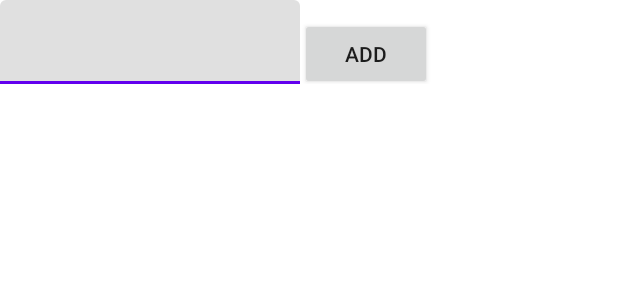
After one commit to carbaj03/ComposePatterns, an Android app built with Jetpack Compose: the layout main.xml on its own in the app's theme, with its tools: preview values and no code run, on a phone screen of 412 x 824 dp. The commit adds this screen. Shown: the top 300 px of the screen. Run offline under Robolectric (Android 15) with nearby library versions, the phone set to English and light mode, and no system bars.

Commit message:
Final implementation

```diff
--- a/app/build.gradle
+++ b/app/build.gradle
@@ -35,6 +35,7 @@ android {
         useIR = true
     }
     buildFeatures {
+        viewBinding true
         compose true
     }
     composeOptions {
@@ -53,6 +54,7 @@ dependencies {
     implementation "androidx.compose.ui:ui-tooling:$compose_version"
     implementation 'androidx.lifecycle:lifecycle-runtime-ktx:2.3.1'
     implementation 'androidx.activity:activity-compose:1.3.0-alpha07'
+
     testImplementation 'junit:junit:4.+'
     androidTestImplementation 'androidx.test.ext:junit:1.1.2'
     androidTestImplementation 'androidx.test.espresso:espresso-core:3.3.0'
--- /dev/null
+++ b/app/src/main/java/com/acv/mvp/domain/Task.kt
@@ -0,0 +1,6 @@
+package com.acv.mvp.domain
+
+data class Task(
+    val id: Int,
+    val task: String,
+)
--- /dev/null
+++ b/app/src/main/java/com/acv/mvp/domain/Tasks.kt
@@ -0,0 +1,5 @@
+package com.acv.mvp.domain
+
+data class Tasks(
+    val tasks: List<Task>
+)
--- a/app/src/main/java/com/acv/mvp/ui/theme/Color.kt
+++ b/app/src/main/java/com/acv/mvp/ui/compose/theme/Color.kt
@@ -1,4 +1,4 @@
-package com.acv.mvp.ui.theme
+package com.acv.mvp.ui.compose.theme
 
 import androidx.compose.ui.graphics.Color
 
--- a/app/src/main/java/com/acv/mvp/ui/theme/Shape.kt
+++ b/app/src/main/java/com/acv/mvp/ui/compose/theme/Shape.kt
@@ -1,4 +1,4 @@
-package com.acv.mvp.ui.theme
+package com.acv.mvp.ui.compose.theme
 
 import androidx.compose.foundation.shape.RoundedCornerShape
 import androidx.compose.material.Shapes
--- a/app/src/main/java/com/acv/mvp/ui/theme/Theme.kt
+++ b/app/src/main/java/com/acv/mvp/ui/compose/theme/Theme.kt
@@ -1,4 +1,4 @@
-package com.acv.mvp.ui.theme
+package com.acv.mvp.ui.compose.theme
 
 import androidx.compose.foundation.isSystemInDarkTheme
 import androidx.compose.material.MaterialTheme
--- a/app/src/main/java/com/acv/mvp/ui/theme/Type.kt
+++ b/app/src/main/java/com/acv/mvp/ui/compose/theme/Type.kt
@@ -1,4 +1,4 @@
-package com.acv.mvp.ui.theme
+package com.acv.mvp.ui.compose.theme
 
 import androidx.compose.material.Typography
 import androidx.compose.ui.text.TextStyle
--- /dev/null
+++ b/app/src/main/res/layout/main.xml
@@ -0,0 +1,39 @@
+<?xml version="1.0" encoding="utf-8"?>
+<androidx.appcompat.widget.LinearLayoutCompat xmlns:android="http://schemas.android.com/apk/res/android"
+    android:layout_width="match_parent"
+    android:layout_height="match_parent"
+    android:orientation="vertical">
+
+    <androidx.appcompat.widget.LinearLayoutCompat
+        android:id="@+id/header"
+        android:layout_width="match_parent"
+        android:layout_height="wrap_content"
+        android:orientation="horizontal">
+
+        <com.google.android.material.textfield.TextInputLayout
+            android:id="@+id/tilTaks"
+            android:layout_width="wrap_content"
+            android:layout_height="wrap_content">
+
+            <com.google.android.material.textfield.TextInputEditText
+                android:id="@+id/tietTask"
+                android:layout_width="match_parent"
+                android:layout_height="wrap_content"
+                android:minWidth="200dp" />
+
+        </com.google.android.material.textfield.TextInputLayout>
+
+        <androidx.appcompat.widget.AppCompatButton
+            android:id="@+id/btnAdd"
+            android:layout_width="wrap_content"
+            android:layout_height="wrap_content"
+            android:text="Add" />
+
+    </androidx.appcompat.widget.LinearLayoutCompat>
+
+    <androidx.recyclerview.widget.RecyclerView
+        android:id="@+id/rvTask"
+        android:layout_width="wrap_content"
+        android:layout_height="wrap_content" />
+
+</androidx.appcompat.widget.LinearLayoutCompat>
--- /dev/null
+++ b/app/src/main/res/values/dimens.xml
@@ -0,0 +1,5 @@
+<?xml version="1.0" encoding="utf-8"?>
+<resources>
+    <dimen name="list_item_height">32dp</dimen>
+    <dimen name="margin_medium">8dp</dimen>
+</resources>
--- a/app/src/main/res/values/strings.xml
+++ b/app/src/main/res/values/strings.xml
@@ -1,3 +1,4 @@
 <resources>
     <string name="app_name">Mvp</string>
+    <string name="element_text">Hello</string>
 </resources>
```
Also changed, not shown: app/src/main/java/com/acv/mvp/ui/MainActivity.kt (deleted, +0 -60 lines), app/src/main/java/com/acv/mvp/ui/compose/MainActivity.kt (added, +80 -0 lines), app/src/main/java/com/acv/mvp/ui/legacy/CustomAdapter.kt (added, +36 -0 lines), app/src/main/java/com/acv/mvp/ui/legacy/MainActivityLegacy.kt (added, +40 -0 lines), app/src/main/res/layout/text_row_item.xml (added, +15 -0 lines).
